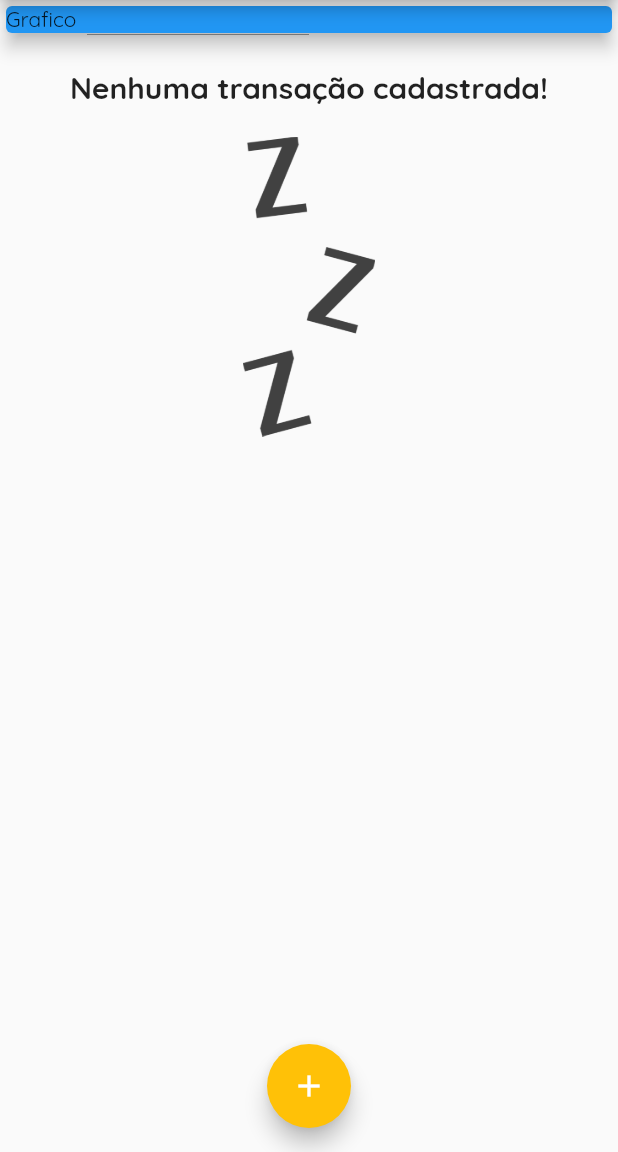
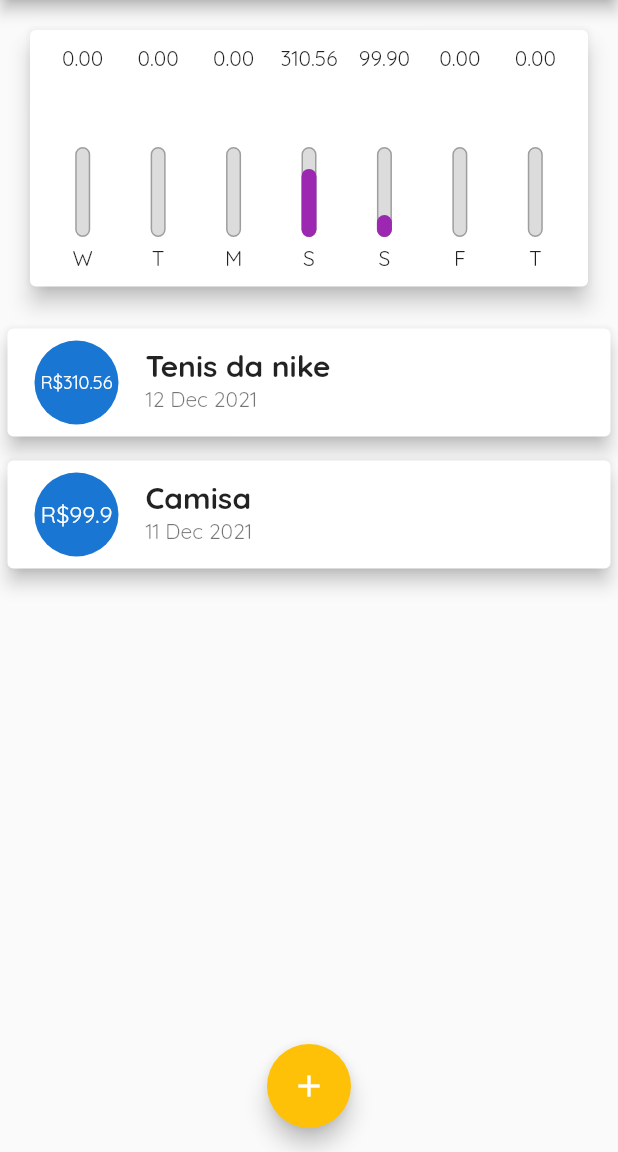
Before and after one commit to MarcelloMonteiro/Despesas-Pessoais, a Flutter app: the screen it shows after launch, on a phone screen of 412 x 824 dp, the part 84-1236 px from its top. Run offline on Flutter 3.47's test engine with Material 2 defaults, Android fonts, the phone set to English and light mode, and no system bars.

Commit message:
criando grafico e ajustando ao tamanho do dispositivo

```diff
--- /dev/null
+++ b/lib/components/chart.dart
@@ -0,0 +1,66 @@
+import 'package:despesas_pessoais/models/transaction.dart';
+import 'package:flutter/material.dart';
+import '../models/transaction.dart';
+import 'package:intl/intl.dart';
+import 'chart_bar.dart';
+
+class Chart extends StatelessWidget {
+  final List<Transaction> recentTransaction;
+
+  Chart(this.recentTransaction);
+
+  List<Map<String, dynamic>> get groupedTransactions {
+    return List.generate(7, (index) {
+      final weekDay = DateTime.now().subtract(
+        Duration(days: index),
+      );
+
+      double totalSum = 0.00;
+
+      for (var i = 0; i < recentTransaction.length; i++) {
+        bool sameDay = recentTransaction[i].date.day == weekDay.day;
+        bool sameMonth = recentTransaction[i].date.month == weekDay.month;
+        bool sameYear = recentTransaction[i].date.year == weekDay.year;
+
+        if (sameDay && sameMonth && sameYear) {
+          totalSum += recentTransaction[i].value;
+        }
+      }
+
+      return {
+        'day': DateFormat.E().format(weekDay)[0],
+        'value': totalSum,
+      };
+    });
+  }
+
+  double get _weekTotalValue {
+    return groupedTransactions.fold(0.0, (sum, tr) {
+      return sum + tr['value'];
+    });
+  }
+
+  @override
+  Widget build(BuildContext context) {
+    return Card(
+      elevation: 6,
+      margin: EdgeInsets.all(20),
+      child: Padding(
+        padding: const EdgeInsets.all(10),
+        child: Row(
+          mainAxisAlignment: MainAxisAlignment.spaceAround,
+          children: groupedTransactions.map((tr) {
+            return Flexible(
+              fit: FlexFit.tight,
+              child: ChartBar(
+                label: tr['day'],
+                value: tr['value'],
+                percentage: tr['value'] / _weekTotalValue,
+              ),
+            );
+          }).toList(),
+        ),
+      ),
+    );
+  }
+}
--- /dev/null
+++ b/lib/components/chart_bar.dart
@@ -0,0 +1,55 @@
+import 'package:flutter/material.dart';
+
+class ChartBar extends StatelessWidget {
+  ChartBar({
+    required this.label,
+    required this.value,
+    required this.percentage,
+  });
+
+  final String label;
+  final double value;
+  final double percentage;
+
+  @override
+  Widget build(BuildContext context) {
+    return Column(
+      children: <Widget>[
+        FittedBox(
+          child: Text('${value.toStringAsFixed(2)}'),
+        ),
+        SizedBox(height: 50),
+        Container(
+          height: 60,
+          width: 10,
+          child: Stack(
+            alignment: Alignment.bottomCenter,
+            children: <Widget>[
+              Container(
+                decoration: BoxDecoration(
+                  border: Border.all(
+                    color: Colors.grey,
+                    width: 1.0,
+                  ),
+                  color: Color.fromRGBO(220, 220, 220, 1),
+                  borderRadius: BorderRadius.circular(5),
+                ),
+              ),
+              FractionallySizedBox(
+                heightFactor: percentage,
+                child: Container(
+                  decoration: BoxDecoration(
+                    color: Colors.purple,
+                    borderRadius: BorderRadius.circular(5),
+                  ),
+                ),
+              ),
+            ],
+          ),
+        ),
+        SizedBox(height: 5),
+        Text(label),
+      ],
+    );
+  }
+}
--- a/lib/components/transaction_list.dart
+++ b/lib/components/transaction_list.dart
@@ -38,42 +38,28 @@ class TransactionList extends StatelessWidget {
               itemBuilder: (ctx, index) {
                 final tr = transaction[index];
                 return Card(
-                  child: Row(
-                    children: <Widget>[
-                      Container(
+                  elevation: 5,
                   margin: EdgeInsets.symmetric(
-                          horizontal: 15,
-                          vertical: 10,
+                    vertical: 8,
+                    horizontal: 5,
                   ),
-                        decoration: BoxDecoration(
-                            border: Border.all(
-                          color: Colors.purple,
-                          width: 2,
-                        )),
-                        padding: EdgeInsets.all(10),
-                        child: Text(
-                          'R\$ ${tr.value.toStringAsFixed(2)}',
-                          style: TextStyle(
-                            fontWeight: FontWeight.bold,
-                            fontSize: 20,
-                            color: Colors.purple,
+                  child: ListTile(
+                    leading: CircleAvatar(
+                      radius: 30,
+                      child: Padding(
+                        padding: const EdgeInsets.all(6),
+                        child: FittedBox(
+                          child: Text('R\$${tr.value}'),
                         ),
                       ),
                     ),
-                      Column(
-                        crossAxisAlignment: CrossAxisAlignment.start,
-                        children: <Widget>[
-                          Text(
+                    title: Text(
                       tr.title,
                       style: Theme.of(context).textTheme.headline6,
                     ),
-                          Text(DateFormat('d MMM y').format(tr.date),
-                              style: TextStyle(
-                                color: Colors.grey,
-                              ))
-                        ],
-                      )
-                    ],
+                    subtitle: Text(
+                      DateFormat('d MMM y').format(tr.date),
+                    ),
                   ),
                 );
               },
--- a/lib/main.dart
+++ b/lib/main.dart
@@ -3,6 +3,7 @@ import 'dart:math';
 import './components/transaction_form.dart';
 import './components/transaction_list.dart';
 import 'models/transaction.dart';
+import 'components/chart.dart';
 
 void main() {
   runApp(ExpensesApp());
@@ -38,19 +39,27 @@ class MyhomePage extends StatefulWidget {
 
 class _MyhomePageState extends State<MyhomePage> {
   final List<Transaction> _transactions = [
-    // Transaction(
-    //   id: 't1',
-    //   title: 'Tenis da nike',
-    //   value: 310.56,
-    //   date: DateTime.now(),
-    // ),
-    // Transaction(
-    //   id: 't2',
-    //   title: 'Camisa',
-    //   value: 99.90,
-    //   date: DateTime.now(),
-    // ),
+    Transaction(
+      id: 't1',
+      title: 'Tenis da nike',
+      value: 310.56,
+      date: DateTime.now().subtract(Duration(days: 3)),
+    ),
+    Transaction(
+      id: 't2',
+      title: 'Camisa',
+      value: 99.90,
+      date: DateTime.now().subtract(Duration(days: 4)),
+    ),
   ];
+
+  List<Transaction> get _recentTrasactions {
+    return _transactions.where((tr) {
+      return tr.date.isAfter(DateTime.now().subtract(
+        Duration(days: 7),
+      ));
+    }).toList();
+  }
 
   _addTransaction(String title, double value) {
     final newTransaction = Transaction(
@@ -92,14 +101,7 @@ class _MyhomePageState extends State<MyhomePage> {
         child: Column(
           crossAxisAlignment: CrossAxisAlignment.stretch,
           children: <Widget>[
-            Container(
-              width: double.infinity,
-              child: Card(
-                color: Colors.blue,
-                child: Text('Grafico'),
-                elevation: 5,
-              ),
-            ),
+            Chart(_recentTrasactions),
             TransactionList(_transactions),
           ],
         ),
```
Lines whose indentation alone changed are shown as unchanged.
